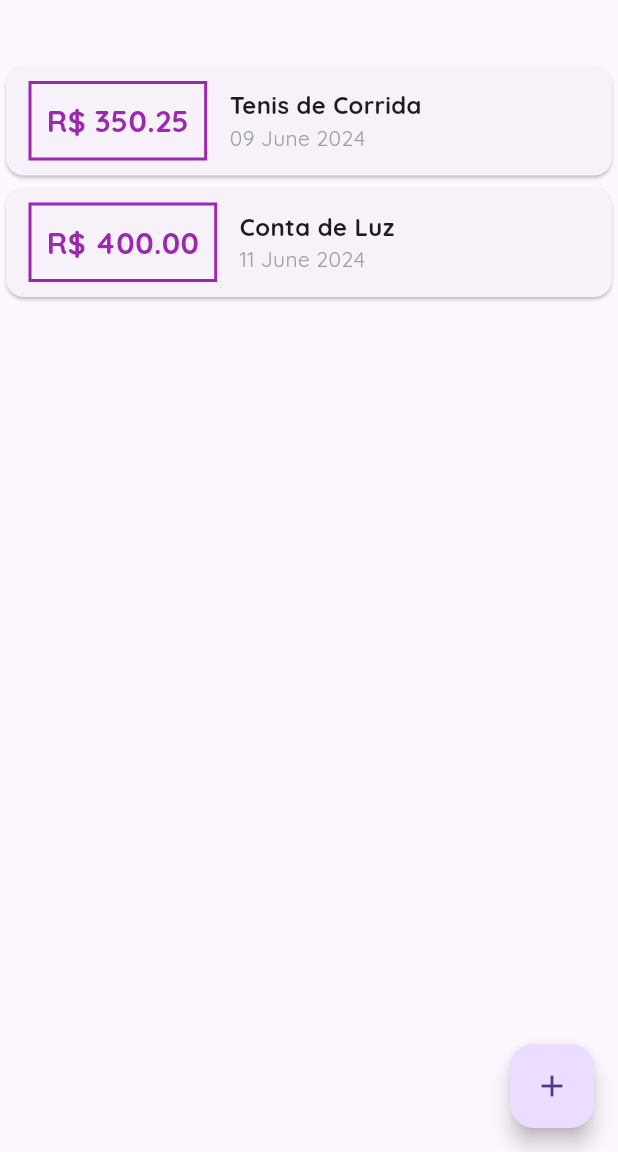
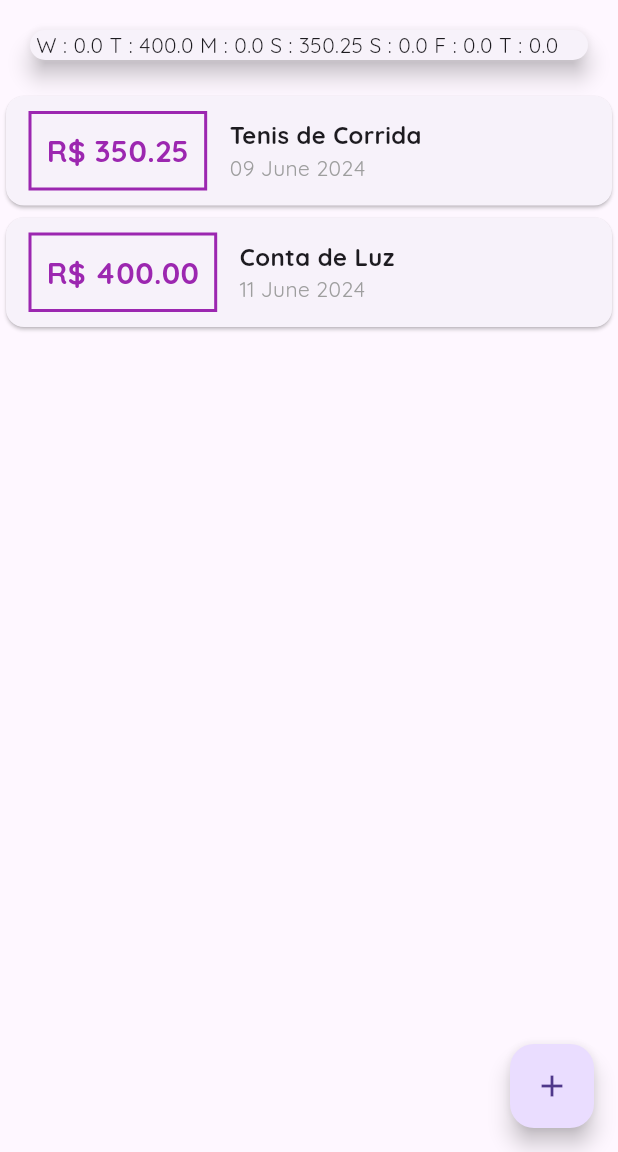
Before and after one commit to juniin1233/Expenses, a Flutter app: the screen it shows after launch, on a phone screen of 412 x 824 dp, the part 84-1236 px from its top. Run offline on Flutter 3.47's test engine with Material 3 defaults, Android fonts, the phone set to English and light mode, and no system bars.

Commit message:
Anotações
Finalizei, e escrevi algumas anotações sobre o código!!

```diff
--- a/expenses/lib/homepage.dart
+++ b/expenses/lib/homepage.dart
@@ -29,8 +29,10 @@ class _MyHomePageState extends State<MyHomePage> {
     ),
   ];
 
+  // Função para pegar as transações mais recentes
   List<Transactions> get _recentTransaction {
     return _transactions.where((tr) {
+      // metodo .isAfter é uma função usada para datas.. Ela retorna apenas dados que tiver dentro da data que foi passada. No exemplo.. Apenas as que foram 7 dias atrás!
       return tr.date.isAfter(DateTime.now().subtract(const Duration(days: 7)));
     }).toList();
   }
--- a/expenses/lib/widgets/chart.dart
+++ b/expenses/lib/widgets/chart.dart
@@ -7,14 +7,18 @@ class Chart extends StatelessWidget {
 
   final List<Transactions> recentTransaction;
 
+  // Função criada para agrupar as transições feitas
+  // Essa função retorna uma lista do tipo Map
   List<Map<String, Object>> get grouepTransactions {
     return List.generate(7, (index) {
+      // Variavel para pegar os ultimos 7 dias
       final weekDay = DateTime.now().subtract(
         Duration(days: index),
       );
 
       double totalSum = 0.0;
 
+      // Varendo a lista de transações, para ver se as transações foram feitas nos ultimos 7 dias
       for(var i = 0; i < recentTransaction.length; i++){
         bool sameDay = recentTransaction[i].date.day == weekDay.day;
         bool sameMonth = recentTransaction[i].date.month == weekDay.month;
@@ -24,9 +28,8 @@ class Chart extends StatelessWidget {
           totalSum += recentTransaction[i].value;
         }
       }
-      print(DateFormat.E().format(weekDay)[0]);
-      print(totalSum);
 
+      // Retornando um map, com a primeira letra do dia da semana e com o valor acumulado daquele dia em questão!
       return {
         'day': DateFormat.E().format(weekDay)[0],
         'value': totalSum,
@@ -37,11 +40,14 @@ class Chart extends StatelessWidget {
   @override
   Widget build(BuildContext context) {
     grouepTransactions;
-    return const Card(
+    return Card(
       elevation: 6,
-      margin: EdgeInsets.all(20),
+      margin:  const EdgeInsets.all(20),
       child: Row(
-        children: [],
+        // Mapeando dados para um Widgets
+        children: grouepTransactions.map((tr) {
+          return Text(' ${tr['day']} : ${tr['value']}');
+        }).toList(),
       ),
     );
   }
```
Also changed, not shown: expenses/lib/widgets/chart_bar.dart (added, +14 -0 lines).
